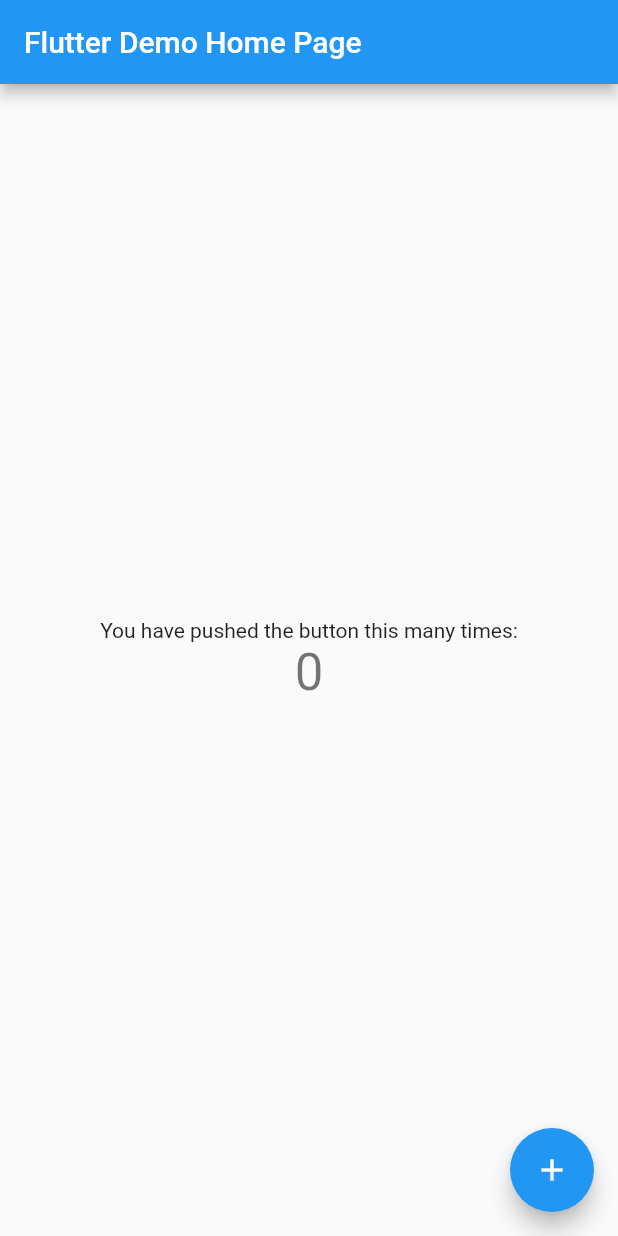
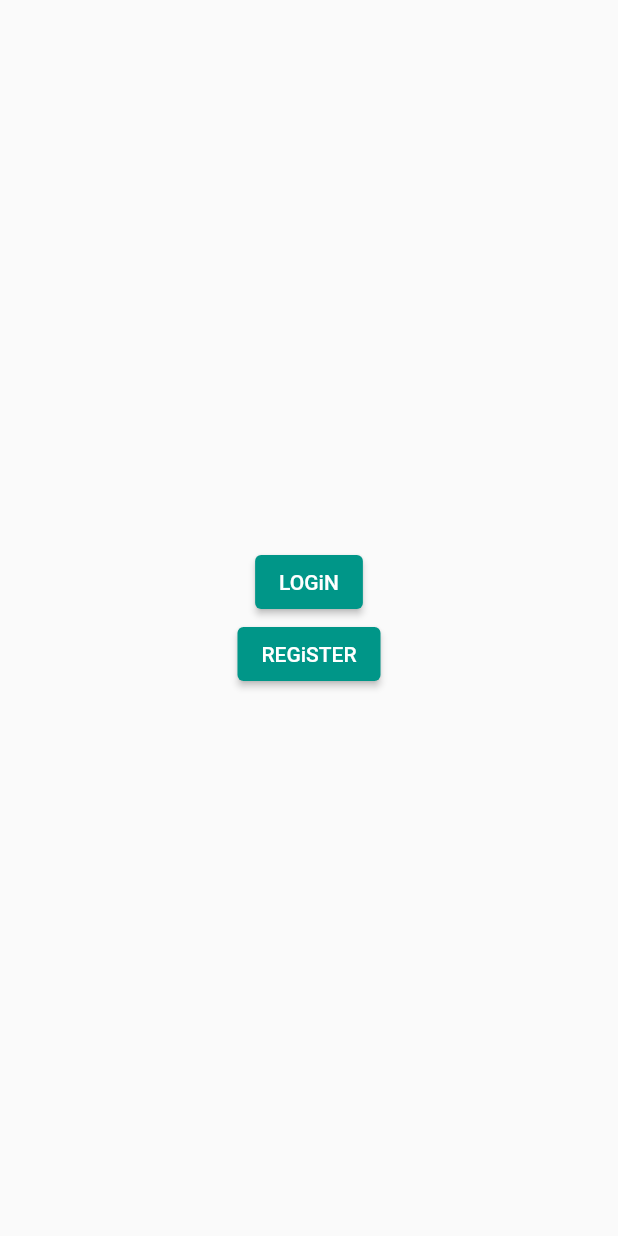
Before and after one commit to kldayrit/flutter-project, a Flutter app: the screen it shows after launch, on a phone screen of 412 x 824 dp. Run offline on Flutter 3.47's test engine with Material 2 defaults, Android fonts, the phone set to English and light mode, and no system bars.

Commit message:
Create button for Register and Login

```diff
--- a/kldayrit_project/lib/main.dart
+++ b/kldayrit_project/lib/main.dart
@@ -1,115 +1,49 @@
 import 'package:flutter/material.dart';
 
 void main() {
+  WidgetsFlutterBinding.ensureInitialized();
   runApp(const MyApp());
 }
 
 class MyApp extends StatelessWidget {
   const MyApp({Key? key}) : super(key: key);
 
-  // This widget is the root of your application.
+  static const String _title = 'Persistence';
+
   @override
   Widget build(BuildContext context) {
     return MaterialApp(
-      title: 'Flutter Demo',
-      theme: ThemeData(
-        // This is the theme of your application.
-        //
-        // Try running your application with "flutter run". You'll see the
-        // application has a blue toolbar. Then, without quitting the app, try
-        // changing the primarySwatch below to Colors.green and then invoke
-        // "hot reload" (press "r" in the console where you ran "flutter run",
-        // or simply save your changes to "hot reload" in a Flutter IDE).
-        // Notice that the counter didn't reset back to zero; the application
-        // is not restarted.
-        primarySwatch: Colors.blue,
-      ),
-      home: const MyHomePage(title: 'Flutter Demo Home Page'),
+      title: _title,
+      theme: ThemeData(primarySwatch: Colors.teal),
+      home: const MyStatefulWidget(title: 'To Do List'),
     );
   }
 }
 
-class MyHomePage extends StatefulWidget {
-  const MyHomePage({Key? key, required this.title}) : super(key: key);
-
-  // This widget is the home page of your application. It is stateful, meaning
-  // that it has a State object (defined below) that contains fields that affect
-  // how it looks.
-
-  // This class is the configuration for the state. It holds the values (in this
-  // case the title) provided by the parent (in this case the App widget) and
-  // used by the build method of the State. Fields in a Widget subclass are
-  // always marked "final".
-
+class MyStatefulWidget extends StatefulWidget {
+  const MyStatefulWidget({Key? key, required this.title}) : super(key: key);
   final String title;
 
   @override
-  State<MyHomePage> createState() => _MyHomePageState();
+  State<MyStatefulWidget> createState() => _MyStatefulWidgetState();
 }
 
-class _MyHomePageState extends State<MyHomePage> {
-  int _counter = 0;
-
-  void _incrementCounter() {
-    setState(() {
-      // This call to setState tells the Flutter framework that something has
-      // changed in this State, which causes it to rerun the build method below
-      // so that the display can reflect the updated values. If we changed
-      // _counter without calling setState(), then the build method would not be
-      // called again, and so nothing would appear to happen.
-      _counter++;
-    });
-  }
-
+class _MyStatefulWidgetState extends State<MyStatefulWidget> {
+  //create a counter variable for Task id
+  // the one that will hold the text boxes and the buttons
   @override
   Widget build(BuildContext context) {
-    // This method is rerun every time setState is called, for instance as done
-    // by the _incrementCounter method above.
-    //
-    // The Flutter framework has been optimized to make rerunning build methods
-    // fast, so that you can just rebuild anything that needs updating rather
-    // than having to individually change instances of widgets.
     return Scaffold(
-      appBar: AppBar(
-        // Here we take the value from the MyHomePage object that was created by
-        // the App.build method, and use it to set our appbar title.
-        title: Text(widget.title),
-      ),
-      body: Center(
-        // Center is a layout widget. It takes a single child and positions it
-        // in the middle of the parent.
+      body: Container(
+        alignment: Alignment.center,
         child: Column(
-          // Column is also a layout widget. It takes a list of children and
-          // arranges them vertically. By default, it sizes itself to fit its
-          // children horizontally, and tries to be as tall as its parent.
-          //
-          // Invoke "debug painting" (press "p" in the console, choose the
-          // "Toggle Debug Paint" action from the Flutter Inspector in Android
-          // Studio, or the "Toggle Debug Paint" command in Visual Studio Code)
-          // to see the wireframe for each widget.
-          //
-          // Column has various properties to control how it sizes itself and
-          // how it positions its children. Here we use mainAxisAlignment to
-          // center the children vertically; the main axis here is the vertical
-          // axis because Columns are vertical (the cross axis would be
-          // horizontal).
           mainAxisAlignment: MainAxisAlignment.center,
-          children: <Widget>[
-            const Text(
-              'You have pushed the button this many times:',
-            ),
-            Text(
-              '$_counter',
-              style: Theme.of(context).textTheme.headline4,
-            ),
+          children: [
+            ElevatedButton(onPressed: () {}, child: const Text('LOGiN')),
+            ElevatedButton(onPressed: () {}, child: const Text('REGiSTER'))
           ],
         ),
       ),
-      floatingActionButton: FloatingActionButton(
-        onPressed: _incrementCounter,
-        tooltip: 'Increment',
-        child: const Icon(Icons.add),
-      ), // This trailing comma makes auto-formatting nicer for build methods.
     );
   }
 }
```
